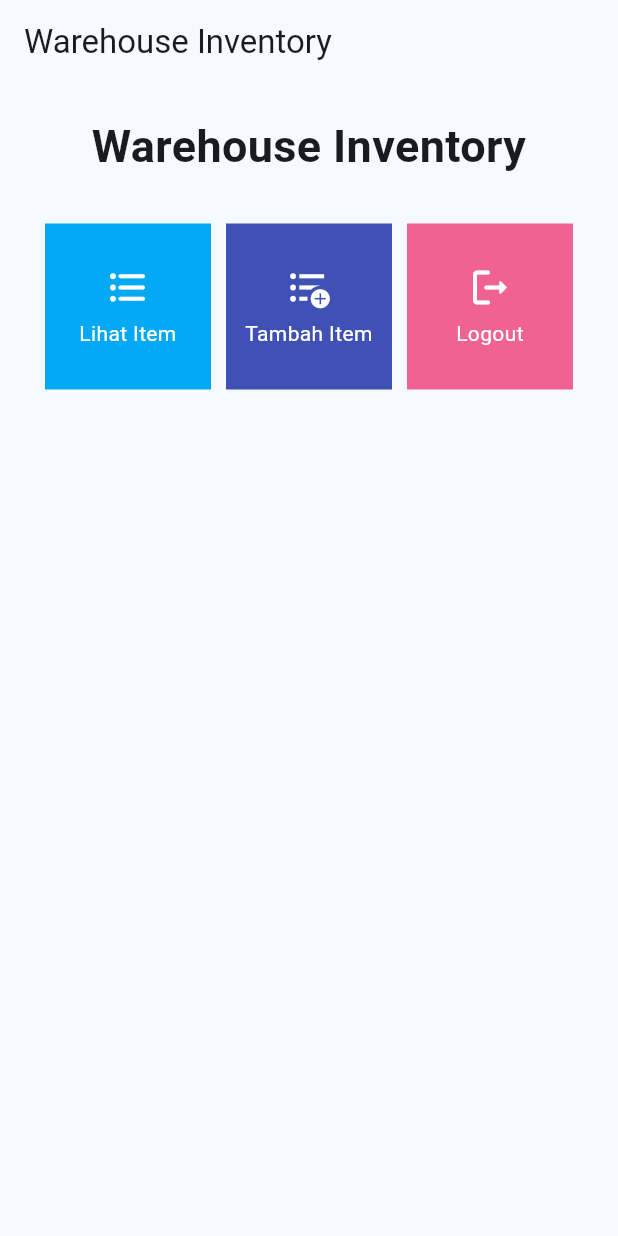
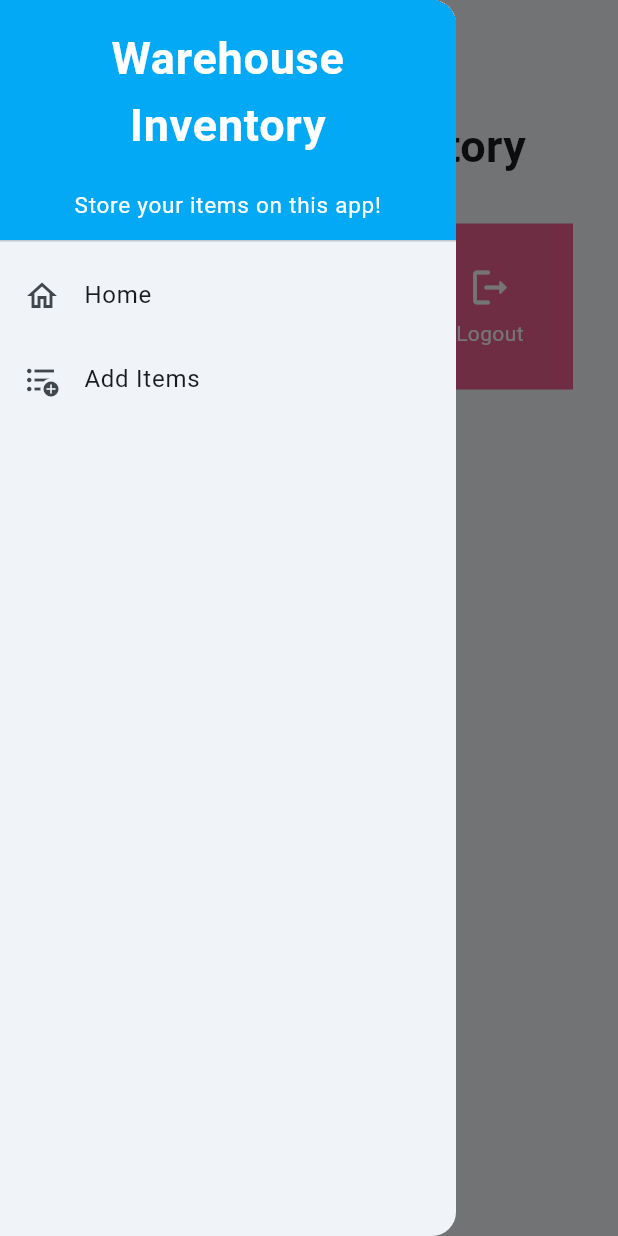
Before and after one commit to nabilmuafa/warehouse-inventory-mobile, a Flutter app: the screen it shows after launch, with the side drawer open (before the commit the screen has no drawer), on a phone screen of 412 x 824 dp. Run offline on Flutter 3.47's test engine with Material 2 defaults, Android fonts, the phone set to English and light mode, and no system bars.

Commit message:
finish assignment 8

```diff
--- a/lib/main.dart
+++ b/lib/main.dart
@@ -1,5 +1,5 @@
 import 'package:flutter/material.dart';
-import 'package:warehouse_inventory_mobile/menu.dart';
+import 'package:warehouse_inventory_mobile/screens/menu.dart';
 
 void main() {
   runApp(const MyApp());
--- a/lib/menu.dart
+++ /dev/null
@@ -1,113 +0,0 @@
-import 'package:flutter/material.dart';
-
-class MyHomePage extends StatelessWidget {
-  MyHomePage({Key? key}) : super(key: key);
-
-  final List<WarehouseItem> items = [
-    WarehouseItem("Lihat Item", Icons.format_list_bulleted_rounded, Colors.lightBlue),
-    WarehouseItem("Tambah Item", Icons.format_list_bulleted_add, Colors.indigo),
-    WarehouseItem("Logout", Icons.logout_rounded, Colors.pink.shade300),
-  ];
-
-  // This widget is the home page of your application. It is stateful, meaning
-  // that it has a State object (defined below) that contains fields that affect
-  // how it looks.
-
-  // This class is the configuration for the state. It holds the values (in this
-  // case the title) provided by the parent (in this case the App widget) and
-  // used by the build method of the State. Fields in a Widget subclass are
-  // always marked "final".
-
-  @override
-  Widget build(BuildContext context){
-    return Scaffold(
-        appBar: AppBar(
-            title: const Text("Warehouse Inventory"),
-        ),
-        body: SingleChildScrollView(
-            child: Padding(
-                padding: const EdgeInsets.all(10.0),
-                child: Column(
-                    children: <Widget>[
-                        const Padding(
-                            padding: EdgeInsets.only(top: 10.0, bottom: 10.0),
-                            child: Text(
-                                "Warehouse Inventory",
-                                textAlign: TextAlign.center,
-                                style: TextStyle(
-                                    fontSize: 30,
-                                    fontWeight: FontWeight.bold,
-                                ),
-                            ),
-                        ),
-                        GridView.count(
-                            primary: true,
-                            // padding
-                            padding: const EdgeInsets.all(20),
-                            // gap
-                            crossAxisSpacing: 10,
-                            mainAxisSpacing: 10,
-                            // count
-                            crossAxisCount: 3,
-                            shrinkWrap: true,
-                            children: items.map((WarehouseItem item) {
-                                return ItemCard(item);
-                            }).toList(),
-                        ),
-                    ],
-                ),
-            ),
-        ),
-    );
-  }
-}
-
-class ItemCard extends StatelessWidget{
-    final WarehouseItem item;
-
-    const ItemCard(this.item, {super.key});
-
-    @override
-    Widget build(BuildContext context){
-        return Material(
-            color: item.color,
-            child: InkWell(
-                onTap: () {
-                    ScaffoldMessenger.of(context)
-                    ..hideCurrentSnackBar()
-                    ..showSnackBar(SnackBar(
-                        content: Text("Kamu telah menekan tombol ${item.name}")));
-                },
-                child: Container(
-                    padding: const EdgeInsets.all(8),
-                    child: Center(
-                        child: Column(
-                            mainAxisAlignment: MainAxisAlignment.center,
-                            children: [
-                                Icon(
-                                    item.icon,
-                                    color: Colors.white,
-                                    size: 30.0
-                                ),
-                                const Padding(padding: EdgeInsets.all(3)),
-                                Text(
-                                    item.name,
-                                    textAlign: TextAlign.center,
-                                    style: const TextStyle(color: Colors.white),
-                                ),
-                            ],
-                        ),
-                    ),
-                ),
-            ),
-        );
-    }
-}
-
-class WarehouseItem {
-  final String name;
-  final IconData icon;
-  final Color color;
-
-  WarehouseItem(this.name, this.icon, this.color);
-}
--- /dev/null
+++ b/lib/screens/menu.dart
@@ -0,0 +1,67 @@
+import 'package:flutter/material.dart';
+import 'package:warehouse_inventory_mobile/widgets/item_card.dart';
+import 'package:warehouse_inventory_mobile/widgets/left_drawer.dart';
+
+class MyHomePage extends StatelessWidget {
+  MyHomePage({Key? key}) : super(key: key);
+
+  final List<WarehouseItem> items = [
+    WarehouseItem(
+        "Items List", Icons.format_list_bulleted_rounded, Colors.lightBlue),
+    WarehouseItem("Add Item", Icons.format_list_bulleted_add, Colors.indigo),
+    WarehouseItem("Logout", Icons.logout_rounded, Colors.pink.shade300),
+  ];
+
+  // This widget is the home page of your application. It is stateful, meaning
+  // that it has a State object (defined below) that contains fields that affect
+  // how it looks.
+
+  // This class is the configuration for the state. It holds the values (in this
+  // case the title) provided by the parent (in this case the App widget) and
+  // used by the build method of the State. Fields in a Widget subclass are
+  // always marked "final".
+
+  @override
+  Widget build(BuildContext context) {
+    return Scaffold(
+      appBar: AppBar(
+        title: const Text("Warehouse Inventory"),
+      ),
+      drawer: const LeftDrawer(),
+      body: SingleChildScrollView(
+        child: Padding(
+          padding: const EdgeInsets.all(10.0),
+          child: Column(
+            children: <Widget>[
+              const Padding(
+                padding: EdgeInsets.only(top: 10.0, bottom: 10.0),
+                child: Text(
+                  "Warehouse Inventory",
+                  textAlign: TextAlign.center,
+                  style: TextStyle(
+                    fontSize: 30,
+                    fontWeight: FontWeight.bold,
+                  ),
+                ),
+              ),
+              GridView.count(
+                primary: true,
+                // padding
+                padding: const EdgeInsets.all(20),
+                // gap
+                crossAxisSpacing: 10,
+                mainAxisSpacing: 10,
+                // count
+                crossAxisCount: 3,
+                shrinkWrap: true,
+                children: items.map((WarehouseItem item) {
+                  return ItemCard(item);
+                }).toList(),
+              ),
+            ],
+          ),
+        ),
+      ),
+    );
+  }
+}
--- /dev/null
+++ b/lib/widgets/item_card.dart
@@ -0,0 +1,52 @@
+import 'package:flutter/material.dart';
+import 'package:warehouse_inventory_mobile/screens/items_form.dart';
+
+class ItemCard extends StatelessWidget {
+  final WarehouseItem item;
+
+  const ItemCard(this.item, {super.key});
+
+  @override
+  Widget build(BuildContext context) {
+    return Material(
+      color: item.color,
+      child: InkWell(
+        onTap: () {
+          ScaffoldMessenger.of(context)
+            ..hideCurrentSnackBar()
+            ..showSnackBar(SnackBar(
+                content: Text("Kamu telah menekan tombol ${item.name}")));
+          if (item.name == "Add Item") {
+            Navigator.pushReplacement(context,
+                MaterialPageRoute(builder: (context) => const ItemFormPage()));
+          }
+        },
+        child: Container(
+          padding: const EdgeInsets.all(8),
+          child: Center(
+            child: Column(
+              mainAxisAlignment: MainAxisAlignment.center,
+              children: [
+                Icon(item.icon, color: Colors.white, size: 30.0),
+                const Padding(padding: EdgeInsets.all(3)),
+                Text(
+                  item.name,
+                  textAlign: TextAlign.center,
+                  style: const TextStyle(color: Colors.white),
+                ),
+              ],
+            ),
+          ),
+        ),
+      ),
+    );
+  }
+}
+
+class WarehouseItem {
+  final String name;
+  final IconData icon;
+  final Color color;
+
+  WarehouseItem(this.name, this.icon, this.color);
+}
--- /dev/null
+++ b/lib/widgets/left_drawer.dart
@@ -0,0 +1,59 @@
+import 'package:flutter/material.dart';
+import 'package:warehouse_inventory_mobile/screens/items_form.dart';
+import 'package:warehouse_inventory_mobile/screens/menu.dart';
+
+class LeftDrawer extends StatelessWidget {
+  const LeftDrawer({super.key});
+
+  @override
+  Widget build(BuildContext context) {
+    return Drawer(
+      child: ListView(
+        children: [
+          const DrawerHeader(
+              decoration: BoxDecoration(
+                color: Colors.lightBlue,
+              ),
+              child: Column(children: [
+                Text(
+                  'Warehouse Inventory',
+                  textAlign: TextAlign.center,
+                  style: TextStyle(
+                    fontSize: 30,
+                    fontWeight: FontWeight.bold,
+                    color: Colors.white,
+                  ),
+                ),
+                Padding(padding: EdgeInsets.all(10)),
+                Text("Store your items on this app!",
+                    textAlign: TextAlign.center,
+                    style: TextStyle(
+                      fontSize: 15,
+                      color: Colors.white,
+                    ))
+              ])),
+          ListTile(
+              leading: const Icon(Icons.home_outlined),
+              title: const Text("Home"),
+              onTap: () {
+                Navigator.pushReplacement(
+                    context,
+                    MaterialPageRoute(
+                      builder: (context) => MyHomePage(),
+                    ));
+              }),
+          ListTile(
+              leading: const Icon(Icons.format_list_bulleted_add),
+              title: const Text("Add Items"),
+              onTap: () {
+                Navigator.pushReplacement(
+                    context,
+                    MaterialPageRoute(
+                      builder: (context) => const ItemFormPage(),
+                    ));
+              })
+        ],
+      ),
+    );
+  }
+}
```
Also changed, not shown: lib/screens/items_form.dart (added, +143 -0 lines), 1 other file.
